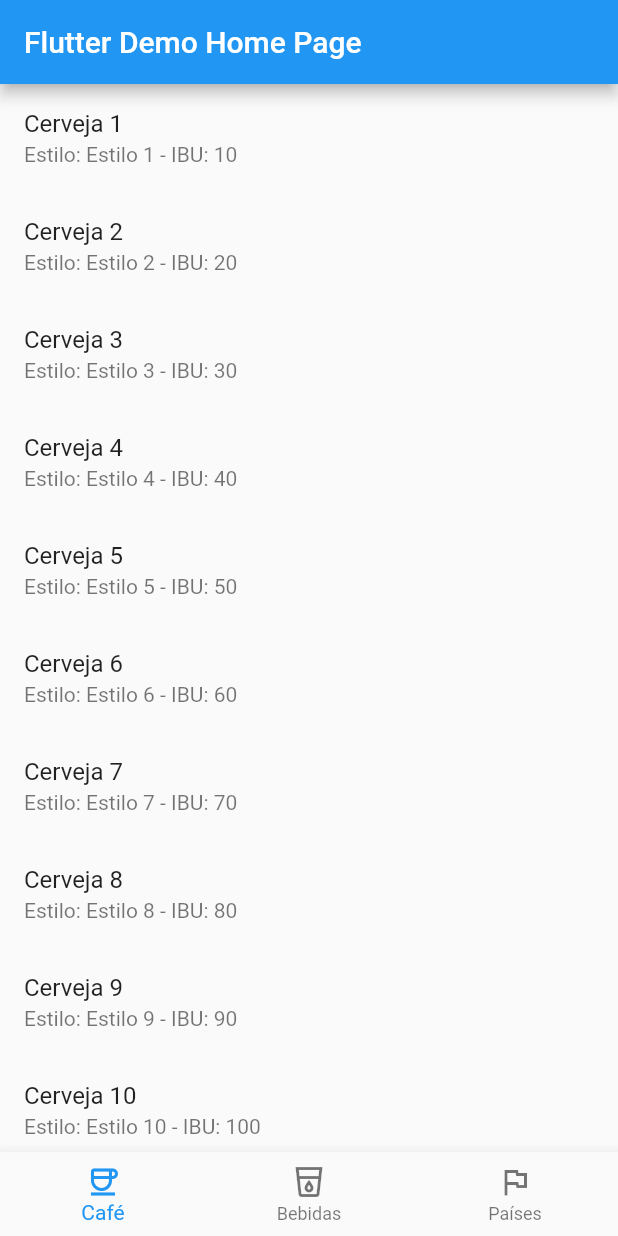
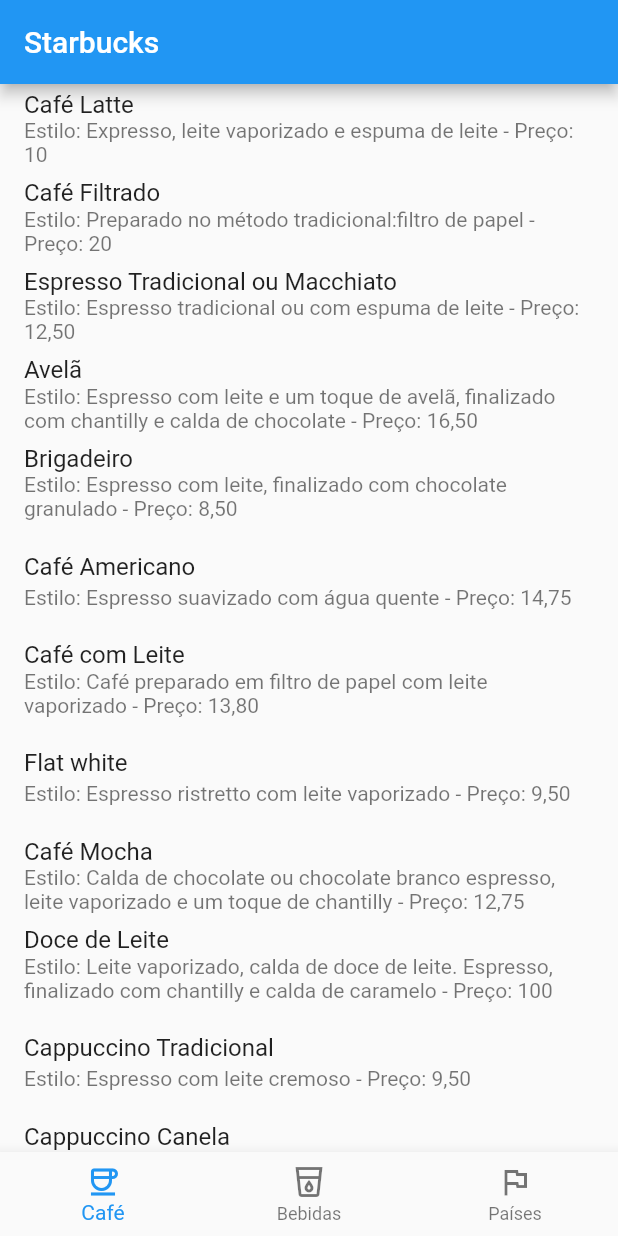
Before and after one commit to ErickBezerrar/POO-1, a Flutter app: the screen it shows after launch, on a phone screen of 412 x 824 dp. Run offline on Flutter 3.47's test engine with Material 2 defaults, Android fonts, the phone set to English and light mode, and no system bars; key blocks and very long unbroken strings in the code were emptied for the run.

Commit message:
finalizando tabela

```diff
--- a/receita4/lib/receita4.dart
+++ b/receita4/lib/receita4.dart
@@ -18,7 +18,7 @@ class MyApp extends StatelessWidget {
 
       ),
 
-      home: MyHomePage(title: 'Flutter Demo Home Page'),
+      home: MyHomePage(title: 'Starbucks'),
 
     );
   }
@@ -37,16 +37,20 @@ class MyHomePage extends StatefulWidget {
 
 class _MyHomePageState extends State<MyHomePage> {
   final dataObjects = [
-    {"name": "Cerveja 1", "style": "Estilo 1", "ibu": "10"},
-    {"name": "Cerveja 2", "style": "Estilo 2", "ibu": "20"},
-    {"name": "Cerveja 3", "style": "Estilo 3", "ibu": "30"},
-    {"name": "Cerveja 4", "style": "Estilo 4", "ibu": "40"},
-    {"name": "Cerveja 5", "style": "Estilo 5", "ibu": "50"},
-    {"name": "Cerveja 6", "style": "Estilo 6", "ibu": "60"},
-    {"name": "Cerveja 7", "style": "Estilo 7", "ibu": "70"},
-    {"name": "Cerveja 8", "style": "Estilo 8", "ibu": "80"},
-    {"name": "Cerveja 9", "style": "Estilo 9", "ibu": "90"},
-    {"name": "Cerveja 10", "style": "Estilo 10", "ibu": "100"},
+
+    {"name": "Café Latte", "style": "Expresso, leite vaporizado e espuma de leite", "Preço": "10"},
+    {"name": "Café Filtrado", "style": "Preparado no método tradicional:filtro de papel", "Preço": "20"},
+    {"name": "Espresso Tradicional ou Macchiato", "style": "Espresso tradicional ou com espuma de leite", "Preço": "12,50"},
+    {"name": "Avelã", "style": "Espresso com leite e um toque de avelã, finalizado com chantilly e calda de chocolate", "Preço": "16,50"},
+    {"name": "Brigadeiro", "style": "Espresso com leite, finalizado com chocolate granulado", "Preço": "8,50"},
+    {"name": "Café Americano", "style": "Espresso suavizado com água quente", "Preço": "14,75"},
+    {"name": "Café com Leite", "style": "Café preparado em filtro de papel com leite vaporizado", "Preço": "13,80"},
+    {"name": "Flat white", "style": "Espresso ristretto com leite vaporizado", "Preço": "9,50"},
+    {"name": "Café Mocha", "style": "Calda de chocolate ou chocolate branco espresso, leite vaporizado e um toque de chantilly", "Preço": "12,75"},
+    {"name": "Doce de Leite", "style": "Leite vaporizado, calda de doce de leite. Espresso, finalizado com chantilly e calda de caramelo", "Preço": "100"},
+    {"name": "Cappuccino Tradicional", "style": "Espresso com leite cremoso", "Preço": "9,50"},
+    {"name": "Cappuccino Canela", "style": "Espresso, um toque de canela e leite cremoso, finalizado com pitadas de canela em pó", "Preço": "12,50"},
+
   ];
 
   @override
@@ -101,7 +105,7 @@ class MyTileWidget extends StatelessWidget {
 
           title: Text(obj['name'] ?? ''),
 
-          subtitle: Text('Estilo: ${obj['style'] ?? ''} - IBU: ${obj['ibu'] ?? ''}'),
+          subtitle: Text('Estilo: ${obj['style'] ?? ''} - Preço: ${obj['Preço'] ?? ''}'),
 
         );
       },
```
